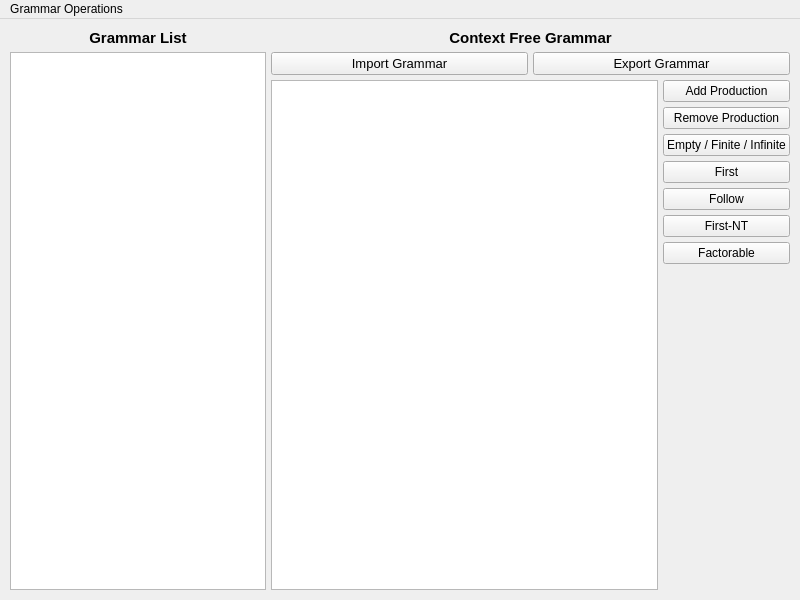
Above: ui/mainwindow.ui from ktzsid10/INE5421-T2 before the change. Below: the same form after it.
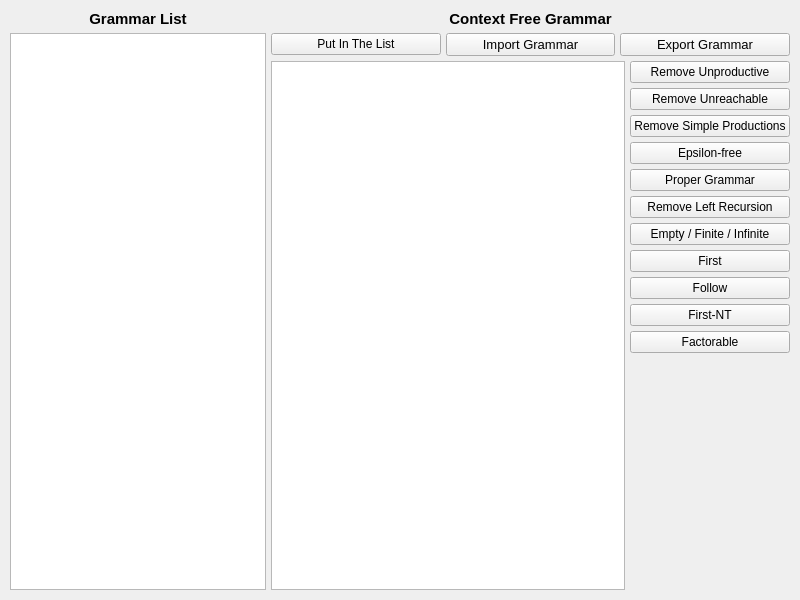
That is the form after the change.

Commit message: using plain text to grammar

Diff of the .ui file:
```diff
--- a/ui/mainwindow.ui
+++ b/ui/mainwindow.ui
@@ -105,6 +105,13 @@
         </item>
         <item>
          <layout class="QHBoxLayout" name="horizontalGlc1">
+          <item>
+           <widget class="QPushButton" name="listButton">
+            <property name="text">
+             <string>Put In The List</string>
+            </property>
+           </widget>
+          </item>
           <item>
            <widget class="QPushButton" name="importGrammarButton">
             <property name="font">
@@ -134,21 +141,49 @@
         <item>
          <layout class="QHBoxLayout" name="horizontalGlc2">
           <item>
-           <widget class="QListWidget" name="productionList"/>
+           <widget class="QPlainTextEdit" name="prodTextEdit"/>
           </item>
           <item>
            <layout class="QVBoxLayout" name="verticalGlc2">
             <item>
              <widget class="QPushButton" name="addProdButton">
               <property name="text">
-               <string>Add Production</string>
+               <string>Remove Unproductive</string>
               </property>
              </widget>
             </item>
             <item>
              <widget class="QPushButton" name="removeProdButton">
               <property name="text">
-               <string>Remove Production</string>
+               <string>Remove Unreachable</string>
+              </property>
+             </widget>
+            </item>
+            <item>
+             <widget class="QPushButton" name="rsimpleProdButton">
+              <property name="text">
+               <string>Remove Simple Productions</string>
+              </property>
+             </widget>
+            </item>
+            <item>
+             <widget class="QPushButton" name="tepsilonButton">
+              <property name="text">
+               <string>Epsilon-free</string>
+              </property>
+             </widget>
+            </item>
+            <item>
+             <widget class="QPushButton" name="tproperButton">
+              <property name="text">
+               <string>Proper Grammar</string>
+              </property>
+             </widget>
+            </item>
+            <item>
+             <widget class="QPushButton" name="rleftrecursionButton">
+              <property name="text">
+               <string>Remove Left Recursion</string>
               </property>
              </widget>
             </item>
@@ -210,58 +245,6 @@
     </item>
    </layout>
   </widget>
-  <widget class="QMenuBar" name="menuBar">
-   <property name="geometry">
-    <rect>
-     <x>0</x>
-     <y>0</y>
-     <width>800</width>
-     <height>22</height>
-    </rect>
-   </property>
-   <widget class="QMenu" name="menuGrammar_Operations">
-    <property name="title">
-     <string>Grammar Operations</string>
-    </property>
-    <addaction name="actionRemove_Unproductive"/>
-    <addaction name="actionRemove_Unreachable"/>
-    <addaction name="actionTransform_into_Epsilon_free"/>
-    <addaction name="actionRemove_Simple_Productions"/>
-    <addaction name="actionTransform_into_Proper_Grammar"/>
-    <addaction name="actionRemove_Left_Recursion"/>
-   </widget>
-   <addaction name="menuGrammar_Operations"/>
-  </widget>
-  <action name="actionRemove_Unproductive">
-   <property name="text">
-    <string>Remove Unproductive</string>
-   </property>
-  </action>
-  <action name="actionRemove_Unreachable">
-   <property name="text">
-    <string>Remove Unreachable</string>
-   </property>
-  </action>
-  <action name="actionTransform_into_Epsilon_free">
-   <property name="text">
-    <string>Transform into Epsilon-free</string>
-   </property>
-  </action>
-  <action name="actionRemove_Simple_Productions">
-   <property name="text">
-    <string>Remove Simple Productions</string>
-   </property>
-  </action>
-  <action name="actionTransform_into_Proper_Grammar">
-   <property name="text">
-    <string>Transform into Proper Grammar</string>
-   </property>
-  </action>
-  <action name="actionRemove_Left_Recursion">
-   <property name="text">
-    <string>Remove Left Recursion</string>
-   </property>
-  </action>
  </widget>
  <resources/>
  <connections/>
```
Left out of the diff: 4 changed lines with no effect on the pictures. The commit also changes 3 other files.
